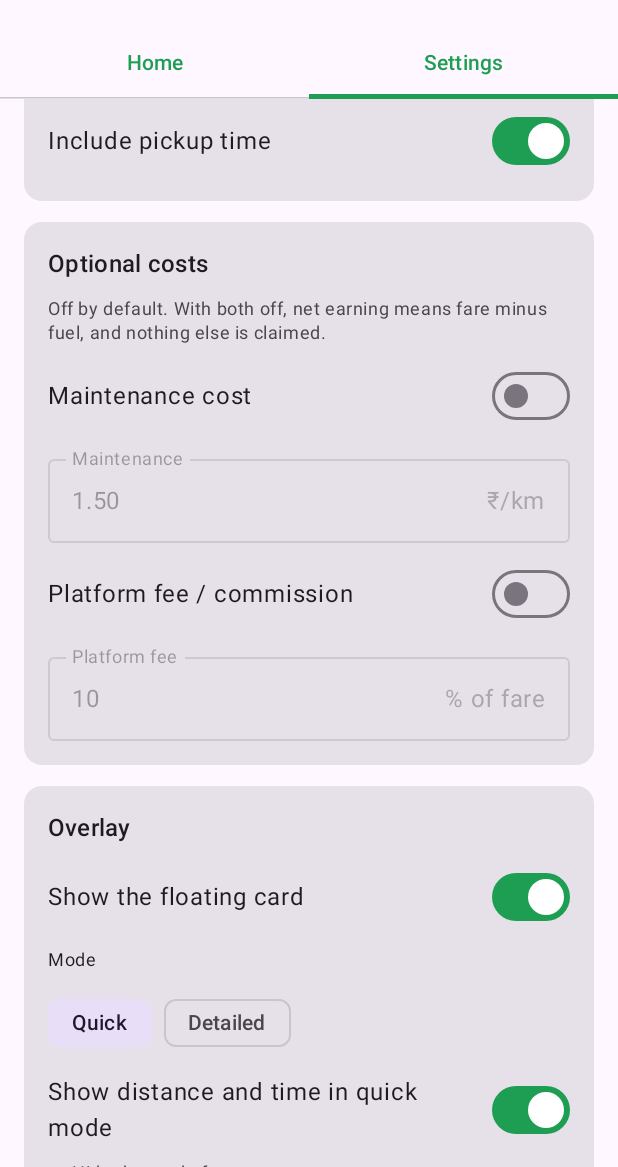
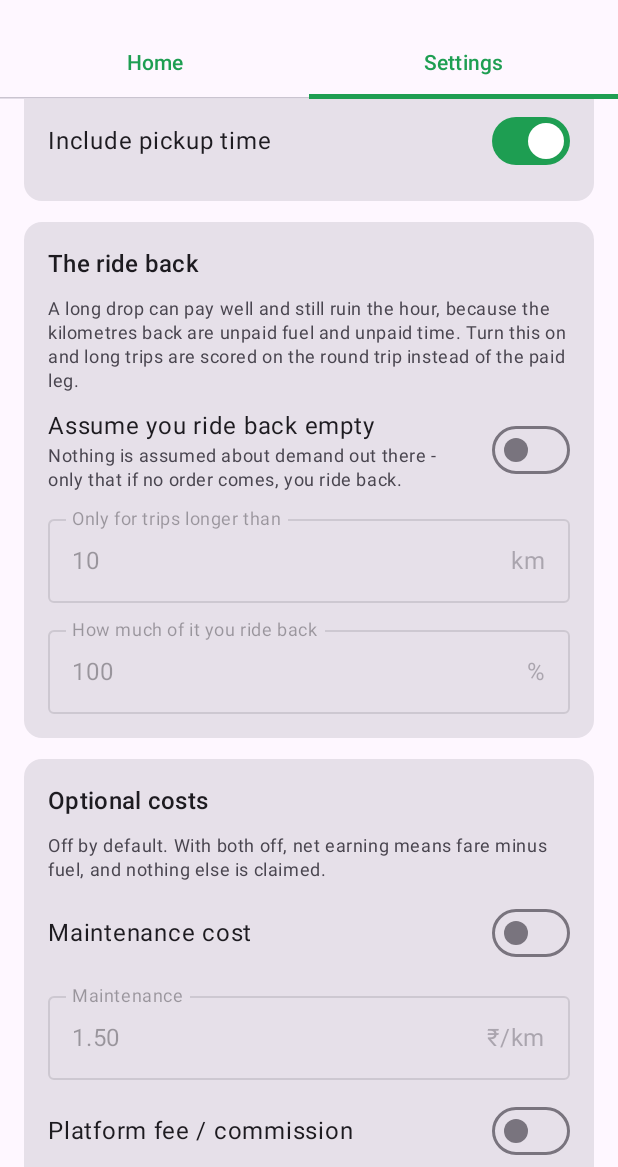
Before and after one commit to dv9515615161/letscodetogether, an Android app built with Jetpack Compose: the screen it shows after launch (MainActivity), tab 2 chosen, scrolled down 996 dp, on a phone screen of 412 x 824 dp, the part 69-1236 px from its top. Run offline under Robolectric (Android 15) with nearby library versions, the phone set to English and light mode, and no system bars.

Commit message:
Count the ride back, lead with the rate, and make the card readable at speed
Three things from a shift, plus a fourth that turned out to be a setting.

A 30 km drop for 280 rupees scored green and there was no order back. The
calculation only ever saw the ride it was shown, so 30 km of unpaid fuel and
an unpaid hour riding home were invisible: 157 rupees an hour on the paid leg,
38 once the way back is counted. An opt-in setting now scores trips over a
threshold on the round trip, with the return kilometres costing fuel and time
and earning nothing. It assumes nothing about demand - only that if no order
comes, this is what the offer was worth - and the card marks those offers so
it is never applied silently.

The card led with the fare, and net rupees per hour sat in 12sp body text. On
a bike that is unreadable, and it is also the wrong emphasis: the rate is what
the decision is made on. It is now the headline in both modes, with the fare,
distance and time demoted beneath it, and card size is adjustable up to 1.8x.

Uber "not working" was App mode set to Rapido only, which filters Uber out
before anything is read. No code change, but the reported Uber layout is now a
test: unlike the layout the parser was written against, neither leg is
labelled "away" or "trip" - the rows are distinguished only by order - and a
5.00 star rating sits next to the fare without being mistaken for one.

The ride log gains return_km and return_min, and sets an old log aside instead
of appending new-shaped rows under an old header.

Co-Authored-By: Claude Opus 5 <noreply@anthropic.com>
Claude-Session: https://claude.ai/code/session_01YB7FcvPPBPSPWi67mfUZC5

```diff
--- a/ridescore/app/src/main/java/com/ridescore/app/data/settings/SettingsRepository.kt
+++ b/ridescore/app/src/main/java/com/ridescore/app/data/settings/SettingsRepository.kt
@@ -60,6 +60,9 @@ class SettingsRepository(private val context: Context) {
             pickupSpeedKmph = this[Keys.PICKUP_SPEED] ?: d.pickupSpeedKmph,
             includePickupDistance = this[Keys.INCLUDE_PICKUP_KM] ?: d.includePickupDistance,
             includePickupTime = this[Keys.INCLUDE_PICKUP_MIN] ?: d.includePickupTime,
+            emptyReturnEnabled = this[Keys.EMPTY_RETURN_ON] ?: d.emptyReturnEnabled,
+            emptyReturnFromKm = this[Keys.EMPTY_RETURN_FROM_KM] ?: d.emptyReturnFromKm,
+            emptyReturnFraction = this[Keys.EMPTY_RETURN_FRACTION] ?: d.emptyReturnFraction,
             maintenanceEnabled = this[Keys.MAINTENANCE_ON] ?: d.maintenanceEnabled,
             maintenancePerKm = this[Keys.MAINTENANCE_PER_KM] ?: d.maintenancePerKm,
             platformFeeEnabled = this[Keys.PLATFORM_FEE_ON] ?: d.platformFeeEnabled,
@@ -68,6 +71,7 @@ class SettingsRepository(private val context: Context) {
             overlayMode = this[Keys.OVERLAY_MODE]?.let { runCatching { OverlayMode.valueOf(it) }.getOrNull() }
                 ?: d.overlayMode,
             overlayShowDetailsInQuickMode = this[Keys.QUICK_DETAILS] ?: d.overlayShowDetailsInQuickMode,
+            overlayTextScale = this[Keys.TEXT_SCALE] ?: d.overlayTextScale,
             voiceEnabled = this[Keys.VOICE_ON] ?: d.voiceEnabled,
             voiceMinIntervalMillis = this[Keys.VOICE_INTERVAL] ?: d.voiceMinIntervalMillis,
             overlayAutoHideMillis = this[Keys.OVERLAY_AUTO_HIDE] ?: d.overlayAutoHideMillis,
@@ -93,6 +97,9 @@ class SettingsRepository(private val context: Context) {
         this[Keys.PICKUP_SPEED] = s.pickupSpeedKmph
         this[Keys.INCLUDE_PICKUP_KM] = s.includePickupDistance
         this[Keys.INCLUDE_PICKUP_MIN] = s.includePickupTime
+        this[Keys.EMPTY_RETURN_ON] = s.emptyReturnEnabled
+        this[Keys.EMPTY_RETURN_FROM_KM] = s.emptyReturnFromKm
+        this[Keys.EMPTY_RETURN_FRACTION] = s.emptyReturnFraction
         this[Keys.MAINTENANCE_ON] = s.maintenanceEnabled
         this[Keys.MAINTENANCE_PER_KM] = s.maintenancePerKm
         this[Keys.PLATFORM_FEE_ON] = s.platformFeeEnabled
@@ -100,6 +107,7 @@ class SettingsRepository(private val context: Context) {
         this[Keys.OVERLAY_ON] = s.overlayEnabled
         this[Keys.OVERLAY_MODE] = s.overlayMode.name
         this[Keys.QUICK_DETAILS] = s.overlayShowDetailsInQuickMode
+        this[Keys.TEXT_SCALE] = s.overlayTextScale
         this[Keys.VOICE_ON] = s.voiceEnabled
         this[Keys.VOICE_INTERVAL] = s.voiceMinIntervalMillis
         this[Keys.OVERLAY_AUTO_HIDE] = s.overlayAutoHideMillis
@@ -123,6 +131,10 @@ class SettingsRepository(private val context: Context) {
         val PICKUP_SPEED = doublePreferencesKey("pickup_speed_kmph")
         val INCLUDE_PICKUP_KM = booleanPreferencesKey("include_pickup_distance")
         val INCLUDE_PICKUP_MIN = booleanPreferencesKey("include_pickup_time")
+        val EMPTY_RETURN_ON = booleanPreferencesKey("empty_return_enabled")
+        val EMPTY_RETURN_FROM_KM = doublePreferencesKey("empty_return_from_km")
+        val EMPTY_RETURN_FRACTION = doublePreferencesKey("empty_return_fraction")
+        val TEXT_SCALE = floatPreferencesKey("overlay_text_scale")
         val MAINTENANCE_ON = booleanPreferencesKey("maintenance_enabled")
         val MAINTENANCE_PER_KM = doublePreferencesKey("maintenance_per_km")
         val PLATFORM_FEE_ON = booleanPreferencesKey("platform_fee_enabled")
--- a/ridescore/app/src/main/java/com/ridescore/app/domain/log/OfferCsv.kt
+++ b/ridescore/app/src/main/java/com/ridescore/app/domain/log/OfferCsv.kt
@@ -36,6 +36,7 @@ object OfferCsv {
         "base_fare", "bonus_fare", "total_fare",
         "pickup_km", "trip_km", "total_km",
         "pickup_min", "pickup_min_estimated", "trip_min", "total_min",
+        "return_km", "return_min",
         "fuel_cost", "maintenance_cost", "platform_fee", "net_earning",
         "gross_per_hour", "net_per_hour", "gross_per_km", "net_per_km",
         "ride_type", "pickup_location", "destination",
@@ -90,6 +91,8 @@ object OfferCsv {
             ride.pickupTimeEstimated.toString(),
             num(offer.tripTimeMinutes),
             num(ride.totalTimeMinutes),
+            num(ride.returnDistanceKm),
+            num(ride.returnTimeMinutes),
             num(ride.fuelCost),
             num(ride.maintenanceCost),
             num(ride.platformFee),
--- a/ridescore/app/src/main/java/com/ridescore/app/domain/model/RideAnalysis.kt
+++ b/ridescore/app/src/main/java/com/ridescore/app/domain/model/RideAnalysis.kt
@@ -48,7 +48,12 @@ data class RideAnalysis(
     val notes: List<String> = emptyList(),
     /** True when pickup minutes were derived from pickup speed, not read on screen. */
     val pickupTimeEstimated: Boolean = false,
+    /** Unpaid kilometres assumed for riding back from the drop. Zero when off. */
+    val returnDistanceKm: Double = 0.0,
+    /** Unpaid minutes for that ride back. */
+    val returnTimeMinutes: Double = 0.0,
 ) {
+    val includesEmptyReturn: Boolean get() = returnDistanceKm > 0.0
     val isActionable: Boolean get() = decision != Decision.CHECK
     val isGood: Boolean get() = decision == Decision.ACCEPT
 }
--- a/ridescore/app/src/main/java/com/ridescore/app/domain/settings/RideScoreSettings.kt
+++ b/ridescore/app/src/main/java/com/ridescore/app/domain/settings/RideScoreSettings.kt
@@ -50,6 +50,20 @@ data class RideScoreSettings(
     val includePickupDistance: Boolean = true,
     val includePickupTime: Boolean = true,
 
+    // ---- The ride back --------------------------------------------------
+    /**
+     * A long drop leaves the driver somewhere that may have no order back. The
+     * ride home is then unpaid fuel and unpaid time, and it can turn a green
+     * offer into a bad hour. Off by default, because whether it applies depends
+     * on the city and the hour - but it is the single most useful thing to turn
+     * on if long trips have burned you.
+     */
+    val emptyReturnEnabled: Boolean = false,
+    /** Only trips at least this long are assumed to need a ride back. */
+    val emptyReturnFromKm: Double = 10.0,
+    /** How much of the drop distance you expect to ride back empty. */
+    val emptyReturnFraction: Double = 1.0,
+
     // ---- Optional costs (off by default) --------------------------------
     val maintenanceEnabled: Boolean = false,
     val maintenancePerKm: Double = DEFAULT_MAINTENANCE_PER_KM,
@@ -60,6 +74,8 @@ data class RideScoreSettings(
     val overlayEnabled: Boolean = true,
     val overlayMode: OverlayMode = OverlayMode.QUICK,
     val overlayShowDetailsInQuickMode: Boolean = true,
+    /** Card text size. Bigger is easier to read at a glance on a bike. */
+    val overlayTextScale: Float = 1.0f,
     val voiceEnabled: Boolean = false,
     val voiceMinIntervalMillis: Long = 3_000L,
     val overlayAutoHideMillis: Long = 20_000L,
@@ -114,6 +130,9 @@ data class RideScoreSettings(
         maybeNetPerHour = maybeNetPerHour.coerceIn(0.0, acceptNetPerHour),
         minNetPerKm = minNetPerKm.coerceIn(0.0, 1_000.0),
         pickupSpeedKmph = pickupSpeedKmph.coerceIn(3.0, 80.0),
+        emptyReturnFromKm = emptyReturnFromKm.coerceIn(0.0, 500.0),
+        emptyReturnFraction = emptyReturnFraction.coerceIn(0.0, 1.0),
+        overlayTextScale = overlayTextScale.coerceIn(0.8f, 2.0f),
         maintenancePerKm = maintenancePerKm.coerceIn(0.0, 100.0),
         platformFeePercent = platformFeePercent.coerceIn(0.0, 90.0),
     )
--- a/ridescore/app/src/main/java/com/ridescore/app/ui/SettingsScreen.kt
+++ b/ridescore/app/src/main/java/com/ridescore/app/ui/SettingsScreen.kt
@@ -100,6 +100,36 @@ fun SettingsScreen(
         }
 
         SectionCard(
+            title = "The ride back",
+            subtitle = "A long drop can pay well and still ruin the hour, because the " +
+                "kilometres back are unpaid fuel and unpaid time. Turn this on and long " +
+                "trips are scored on the round trip instead of the paid leg.",
+        ) {
+            SwitchRow(
+                label = "Assume you ride back empty",
+                checked = settings.emptyReturnEnabled,
+                description = "Nothing is assumed about demand out there - only that if no " +
+                    "order comes, you ride back.",
+            ) { on -> onChange { it.copy(emptyReturnEnabled = on) } }
+
+            NumberField(
+                "Only for trips longer than",
+                settings.emptyReturnFromKm,
+                "km",
+                0,
+                enabled = settings.emptyReturnEnabled,
+            ) { v -> onChange { it.copy(emptyReturnFromKm = v) } }
+
+            NumberField(
+                "How much of it you ride back",
+                settings.emptyReturnFraction * 100.0,
+                "%",
+                0,
+                enabled = settings.emptyReturnEnabled,
+            ) { v -> onChange { it.copy(emptyReturnFraction = v / 100.0) } }
+        }
+
+        SectionCard(
             title = "Optional costs",
             subtitle = "Off by default. With both off, net earning means fare minus fuel, " +
                 "and nothing else is claimed.",
@@ -139,9 +169,32 @@ fun SettingsScreen(
                 onSelect = { mode -> onChange { it.copy(overlayMode = mode) } },
             )
             SwitchRow(
-                label = "Show distance and time in quick mode",
+                label = "Show fare, distance and time",
                 checked = settings.overlayShowDetailsInQuickMode,
             ) { on -> onChange { it.copy(overlayShowDetailsInQuickMode = on) } }
+
+            Text("Card size", style = MaterialTheme.typography.bodySmall)
+            ChipRow(
+                options = listOf(0.9f, 1.0f, 1.25f, 1.5f, 1.8f),
+                selected = listOf(0.9f, 1.0f, 1.25f, 1.5f, 1.8f)
+                    .minByOrNull { kotlin.math.abs(it - settings.overlayTextScale) },
+                label = { scale ->
+                    when (scale) {
+                        0.9f -> "Small"
+                        1.0f -> "Normal"
+                        1.25f -> "Large"
+                        1.5f -> "Larger"
+                        else -> "Biggest"
+                    }
+                },
+                onSelect = { scale -> onChange { it.copy(overlayTextScale = scale) } },
+            )
+            Text(
+                "The net rupees per hour is the biggest thing on the card - it is what " +
+                    "the decision is made on, and what you have time to read at a glance.",
+                style = MaterialTheme.typography.bodySmall,
+                color = MaterialTheme.colorScheme.onSurfaceVariant,
+            )
             NumberField("Hide the card after", settings.overlayAutoHideMillis / 1000.0, "seconds", 0) { v ->
                 onChange { it.copy(overlayAutoHideMillis = (v * 1000).toLong()) }
             }
```
Also changed, not shown: ridescore/app/src/main/java/com/ridescore/app/calculator/FareCalculator.kt (+33 -9 lines), ridescore/app/src/main/java/com/ridescore/app/data/log/OfferLogger.kt (+20 -0 lines), ridescore/app/src/main/java/com/ridescore/app/overlay/OverlayContent.kt (+15 -6 lines), ridescore/app/src/main/java/com/ridescore/app/overlay/OverlayController.kt (+40 -13 lines), 4 other files.
